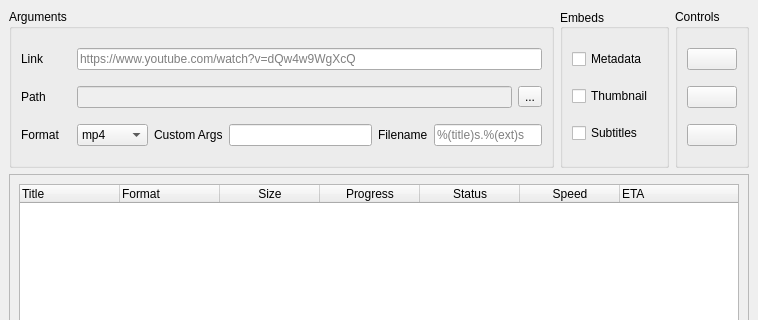
The window that app/ui/app.ui (dsymbol/yt-dlp-gui) describes before a commit, drawn with Qt 5; both pictures show x 0 to 758 and y 0 to 320 of the 758 by 581 pixel window.
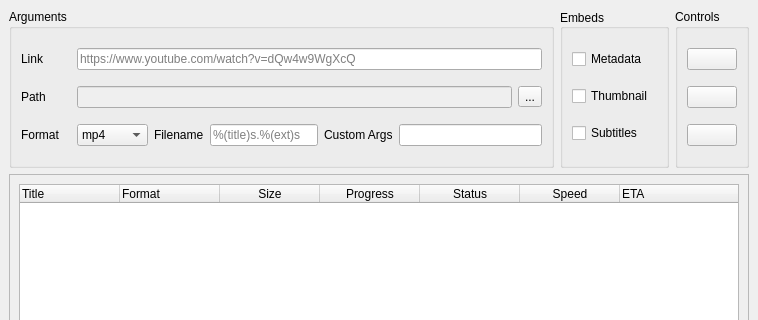
The same window after the commit. Icons and pictures are not drawn.

```diff
--- a/app/ui/app.ui
+++ b/app/ui/app.ui
@@ -206,7 +206,7 @@
         </layout>
        </item>
        <item>
-        <layout class="QHBoxLayout" name="lo_format" stretch="0,1,0,2,0,0">
+        <layout class="QHBoxLayout" name="lo_format" stretch="0,1,0,0,0,2">
          <item>
           <widget class="QLabel" name="lb_format">
            <property name="minimumSize">
@@ -243,17 +243,12 @@
              <string>wav</string>
             </property>
            </item>
-          </widget>
-         </item>
          <item>
-          <widget class="QLabel" name="lb_cargs">
            <property name="text">
-            <string>Custom Args</string>
-           </property>
-          </widget>
-         </item>
-         <item>
-          <widget class="QLineEdit" name="le_cargs"/>
+             <string>flac</string>
+            </property>
+           </item>
+          </widget>
          </item>
          <item>
           <widget class="QLabel" name="lb_filename">
@@ -269,6 +264,16 @@
            </property>
           </widget>
          </item>
+         <item>
+          <widget class="QLabel" name="lb_cargs">
+           <property name="text">
+            <string>Custom Args</string>
+           </property>
+          </widget>
+         </item>
+         <item>
+          <widget class="QLineEdit" name="le_cargs"/>
+         </item>
         </layout>
        </item>
       </layout>
```
Lines whose indentation alone changed are shown as unchanged.
